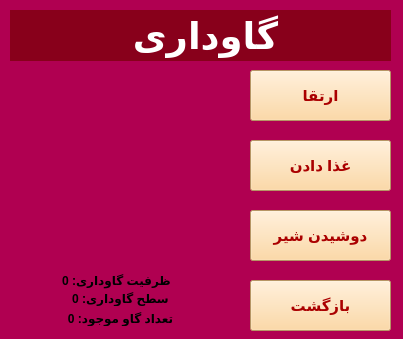
First picture: the form in CowHome.ui, repository Mahdi-Ghasemii/AP_Project, before the edit.
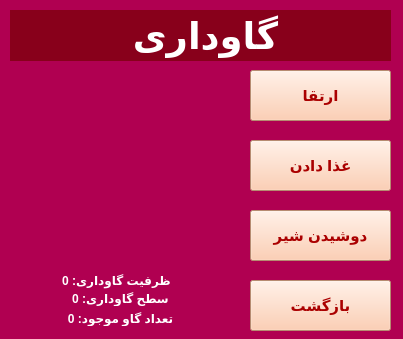
Second picture: the form after the edit. Icons and pictures are not drawn.

Commit message: add Data class, edit habitat and animals home classes

Patch:
```diff
--- a/CowHome.ui
+++ b/CowHome.ui
@@ -53,7 +53,7 @@
      </font>
     </property>
     <property name="styleSheet">
-     <string notr="true">background-color: rgb(255, 208, 141);
+     <string notr="true">background-color: rgb(255, 194, 158);
 color: rgb(170, 0, 0);</string>
     </property>
     <property name="text">
@@ -77,7 +77,7 @@
      </font>
     </property>
     <property name="styleSheet">
-     <string notr="true">background-color: rgb(255, 208, 141);
+     <string notr="true">background-color: rgb(255, 194, 158);
 color: rgb(170, 0, 0);</string>
     </property>
     <property name="text">
@@ -101,7 +101,7 @@
      </font>
     </property>
     <property name="styleSheet">
-     <string notr="true">background-color: rgb(255, 208, 141);
+     <string notr="true">background-color: rgb(255, 194, 158);
 color: rgb(170, 0, 0);</string>
     </property>
     <property name="text">
@@ -125,7 +125,7 @@
      </font>
     </property>
     <property name="styleSheet">
-     <string notr="true">background-color: rgb(255, 208, 141);
+     <string notr="true">background-color: rgb(255, 194, 158);
 color: rgb(170, 0, 0);</string>
     </property>
     <property name="text">
@@ -147,6 +147,9 @@
       <bold>true</bold>
      </font>
     </property>
+    <property name="styleSheet">
+     <string notr="true">color: rgb(255, 255, 255);</string>
+    </property>
     <property name="text">
      <string>سطح گاوداری: 0</string>
     </property>
@@ -169,6 +172,9 @@
       <bold>true</bold>
      </font>
     </property>
+    <property name="styleSheet">
+     <string notr="true">color: rgb(255, 255, 255);</string>
+    </property>
     <property name="text">
      <string>ظرفیت گاوداری: 0</string>
     </property>
@@ -191,6 +197,9 @@
       <bold>true</bold>
      </font>
     </property>
+    <property name="styleSheet">
+     <string notr="true">color: rgb(255, 255, 255);</string>
+    </property>
     <property name="text">
      <string>تعداد گاو موجود: 0</string>
     </property>
```
The commit also changes 13 other files.
